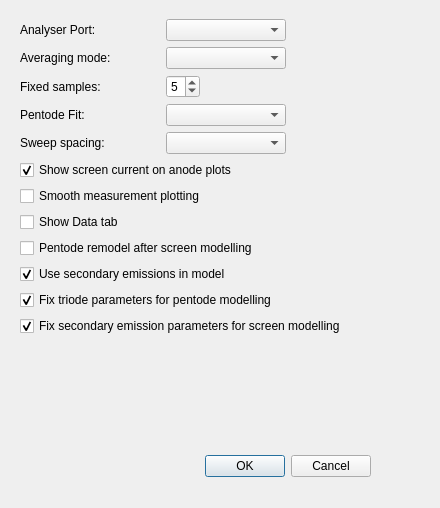
This is preferencesdialog.ui in Lizardboy2390/ValveWorkbench as Qt 5 draws it before an edit. The edited form follows.
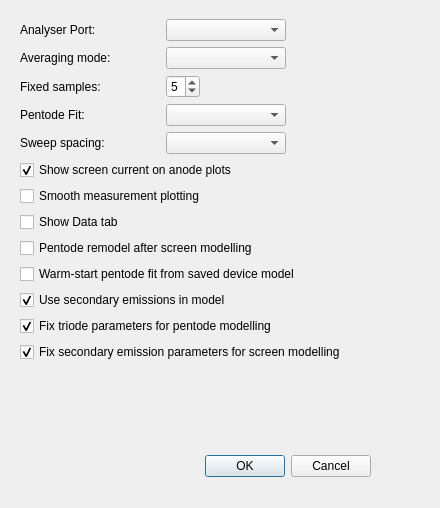
This is the edited form.

Commit message:
Add new tube models and update preferences dialog
Added JSON model files for 12AT7-CZ, 12AX7-ACZ, and 6P6S tubes. Updated preferences dialog UI and logic, and made changes to device and pentode model handling. Also updated Makefiles to include QMap dependency. pentode model fitting once again corrected

Diff of the .ui file:
```diff
--- a/preferencesdialog.ui
+++ b/preferencesdialog.ui
@@ -336,6 +336,16 @@
       </property>
      </widget>
     </item>
+    <item>
+     <widget class="QCheckBox" name="checkWarmStartDeviceModel">
+      <property name="text">
+       <string>Warm-start pentode fit from saved device model</string>
+      </property>
+      <property name="checked">
+       <bool>false</bool>
+      </property>
+     </widget>
+    </item>
     <item>
      <widget class="QCheckBox" name="checkSecondary">
       <property name="text">
```
The commit also changes 65 other files.
